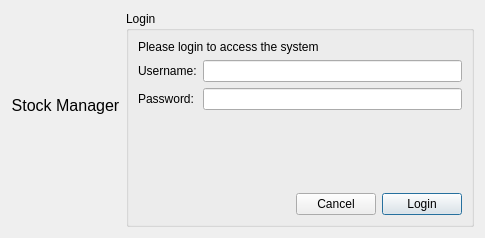
First picture: the form in src/ui/login.ui, repository krivahtoo/stockmanager, before the edit.
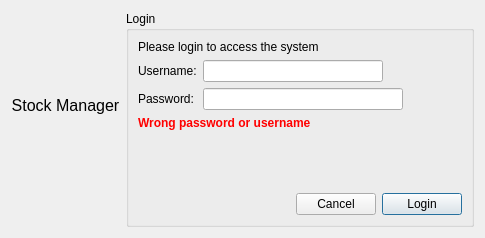
Second picture: the form after the edit. Icons and pictures are not drawn.

Commit message: 🔥 Added register ui and updated login ui

What changed in the file:
```diff
--- a/src/ui/login.ui
+++ b/src/ui/login.ui
@@ -52,7 +52,14 @@
            </widget>
           </item>
           <item row="0" column="1">
-           <widget class="QLineEdit" name="txtUsername"/>
+           <widget class="QLineEdit" name="txtUsername">
+            <property name="maximumSize">
+             <size>
+              <width>180</width>
+              <height>16777215</height>
+             </size>
+            </property>
+           </widget>
           </item>
           <item row="1" column="0">
            <widget class="QLabel" name="label_2">
@@ -63,6 +70,12 @@
           </item>
           <item row="1" column="1">
            <widget class="QLineEdit" name="txtPassword">
+            <property name="maximumSize">
+             <size>
+              <width>200</width>
+              <height>16777215</height>
+             </size>
+            </property>
             <property name="echoMode">
              <enum>QLineEdit::Password</enum>
             </property>
@@ -73,7 +86,7 @@
         <item>
          <widget class="QLabel" name="lblInfo">
           <property name="text">
-           <string/>
+           <string>&lt;html&gt;&lt;head/&gt;&lt;body&gt;&lt;p&gt;&lt;span style=&quot; font-weight:600; color:#ff0000;&quot;&gt;Wrong password or username&lt;/span&gt;&lt;/p&gt;&lt;/body&gt;&lt;/html&gt;</string>
           </property>
          </widget>
         </item>
```
Left out of the diff: 4 changed lines with no effect on the pictures. The commit also changes 3 other files.
